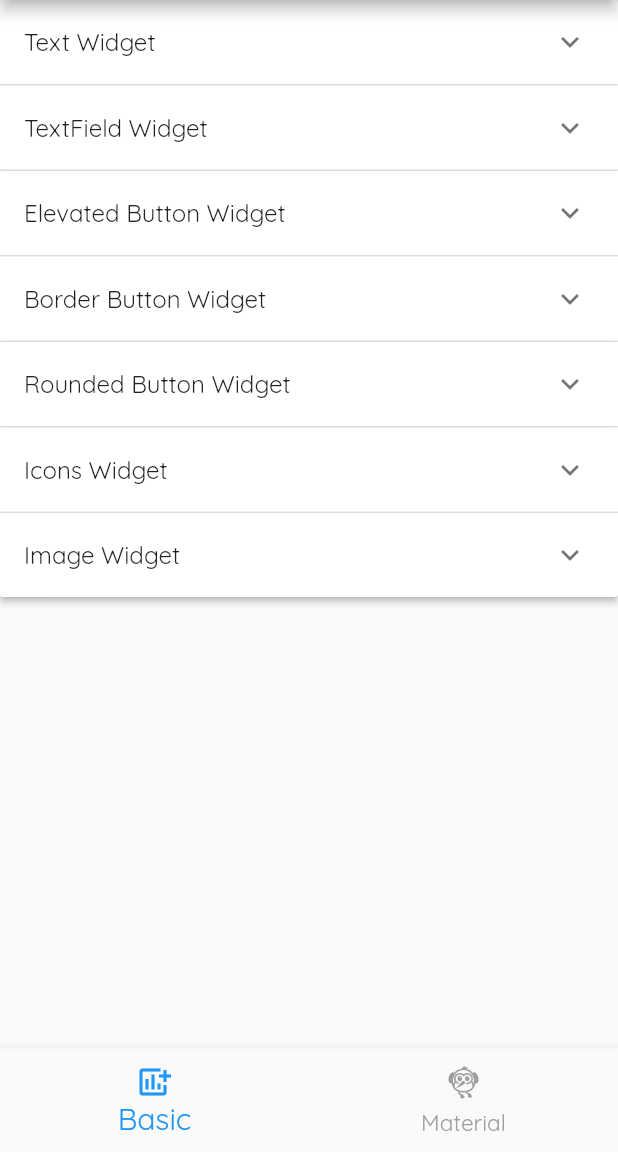
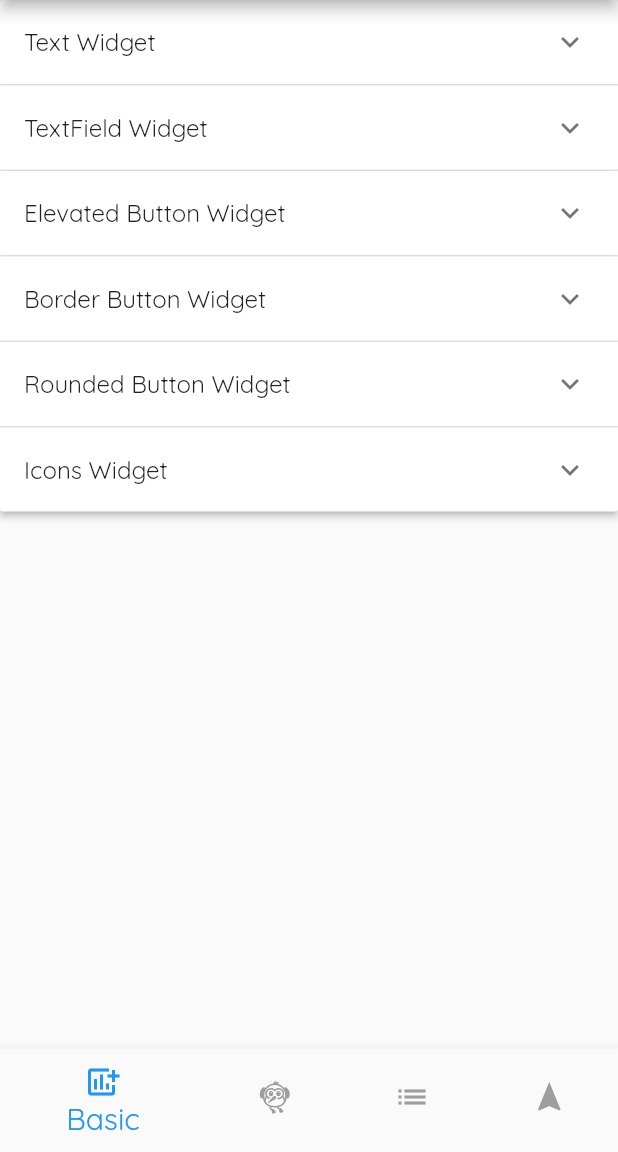
Before and after one commit to AditiDande20/DemoProject, a Flutter app: the screen it shows after launch, on a phone screen of 412 x 824 dp, the part 84-1236 px from its top. Run offline on Flutter 3.47's test engine with Material 2 defaults, Android fonts, the phone set to English and light mode, and no system bars.

Commit message:
Stack Navigation Demo

```diff
--- a/lib/main.dart
+++ b/lib/main.dart
@@ -1,5 +1,7 @@
 import 'package:flutter/material.dart';
-import 'package:projects/materialComponents.dart';
+import 'package:projects/ListviewDemo.dart';
+import 'package:projects/MaterialComponents.dart';
+import 'package:projects/NavigationDemo.dart';
 
 void main() {
   runApp(const MyDemoApp());
@@ -33,7 +35,9 @@ class _BasicDesignElements extends State<BasicDesignElements> {
 
   List<Widget> itemsList = [
     const BasicStatefulWidget(),
-    const MaterialStatefulWidget()
+    const MaterialStatefulWidget(),
+    const ListviewStatefulWidget(),
+    const NavigationDemo()
   ];
 
   void _onTapped(int index) {
@@ -91,6 +95,14 @@ class _BasicDesignElements extends State<BasicDesignElements> {
               icon: Icon(Icons.flutter_dash_outlined),
               label: "Material",
               tooltip: "Material Widgets"),
+          BottomNavigationBarItem(
+              icon: Icon(Icons.list),
+              label: "ListView",
+              tooltip: "ListView"),
+          BottomNavigationBarItem(
+              icon: Icon(Icons.navigation),
+              label: "Navigation",
+              tooltip: "Navigation")
         ],
         selectedItemColor: Colors.blue,
         unselectedItemColor: Colors.grey,
@@ -202,10 +214,6 @@ List<Item> generateBasicItem() {
             ),
           ],
         )),
-    Item(
-        expandedValue: "",
-        headerValue: "Image Widget",
-        view: Image.asset('assets/images/office.png'))
   ];
   return growableList;
 }
@@ -275,7 +283,7 @@ List<Item> generateMaterialItem() {
     Item(
         expandedValue: "",
         headerValue: "Dropdown Button Widget",
-        view: const DropdownWidget()),
+        view: const DropdownWidget())
   ];
   return growableList;
 }
--- a/pubspec.yaml
+++ b/pubspec.yaml
@@ -32,10 +32,10 @@ dependencies:
   flutter:
     sdk: flutter
 
-
   # The following adds the Cupertino Icons font to your application.
   # Use with the CupertinoIcons class for iOS style icons.
   cupertino_icons: ^1.0.2
+
 
 dev_dependencies:
   flutter_test:
@@ -58,8 +58,6 @@ flutter:
   # included with your application, so that you can use the icons in
   # the material Icons class.
   uses-material-design: true
-  assets:
-    - assets/images/office.png
 
 
   # To add assets to your application, add an assets section, like this:
```
Also changed, not shown: lib/ListviewDemo.dart (added, +24 -0 lines), lib/NavigationDemo.dart (added, +47 -0 lines), lib/MaterialComponents.dart (renamed from lib/materialComponents.dart).
